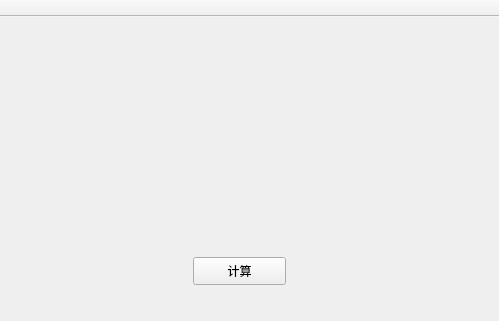
Before: the Qt Designer form HackForNJU/mainwindow.ui in SToPire/Hack-for-NJU, drawn with Qt 5; both pictures show x 547 to 1046 and y 0 to 321 of the 1046 by 731 pixel window.
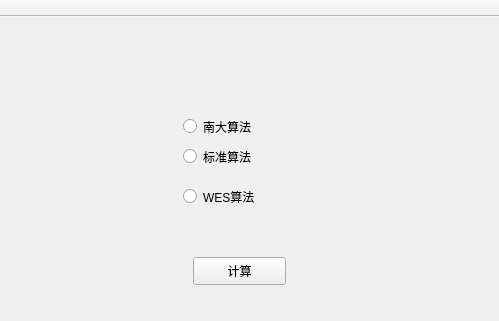
After: the same form once the commit is applied.

Patch:
```diff
--- a/HackForNJU/mainwindow.ui
+++ b/HackForNJU/mainwindow.ui
@@ -83,6 +83,45 @@
      <string>全选/反选</string>
     </property>
    </widget>
+   <widget class="QRadioButton" name="nju">
+    <property name="geometry">
+     <rect>
+      <x>730</x>
+      <y>100</y>
+      <width>115</width>
+      <height>19</height>
+     </rect>
+    </property>
+    <property name="text">
+     <string>南大算法</string>
+    </property>
+   </widget>
+   <widget class="QRadioButton" name="std">
+    <property name="geometry">
+     <rect>
+      <x>730</x>
+      <y>130</y>
+      <width>115</width>
+      <height>19</height>
+     </rect>
+    </property>
+    <property name="text">
+     <string>标准算法</string>
+    </property>
+   </widget>
+   <widget class="QRadioButton" name="wes">
+    <property name="geometry">
+     <rect>
+      <x>730</x>
+      <y>170</y>
+      <width>115</width>
+      <height>19</height>
+     </rect>
+    </property>
+    <property name="text">
+     <string>WES算法</string>
+    </property>
+   </widget>
   </widget>
   <widget class="QMenuBar" name="menuBar">
    <property name="geometry">
```
